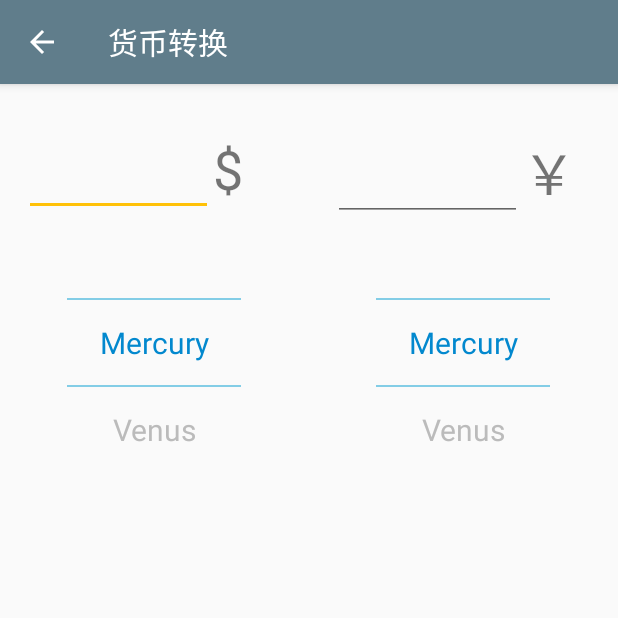
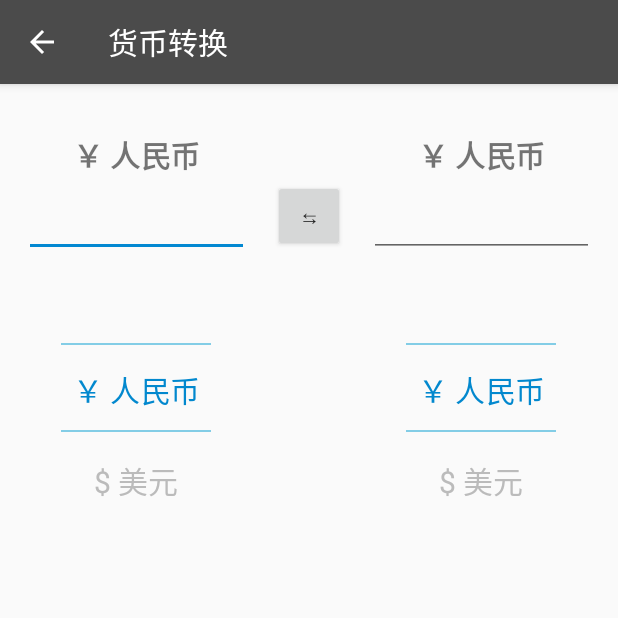
Before and after one commit to ONEorNOT/AndroidDemo, an Android app: the screen it shows after launch (Currency), after a tap on "货币转换", on a phone screen of 412 x 824 dp, the top half of it. Run offline under Robolectric (Android 15) with nearby library versions, the phone set to English and light mode, and no system bars.

Commit message:
增加Memory模块，并封装WheelView相关操作。 将activity_convert_panel作为转换布局页面，供多个Activity重用。

```diff
--- /dev/null
+++ b/sealiu/Convert/app/src/main/java/com/sealiu/convert/Common.java
@@ -0,0 +1,47 @@
+package com.sealiu.convert;
+
+import android.view.View;
+import android.widget.Button;
+import android.widget.TextView;
+
+import java.util.Arrays;
+
+
+public class Common {
+
+    public int findPosition(String[] array, String value) {
+        int i = 0;
+        while (i < array.length && !value.equals(array[i])) i++;
+        return i;
+    }
+
+    public void initWheelView(final String[] array, final TextView tv, WheelView wv) {
+        tv.setText(array[0]);
+        wv.setOffset(1);
+        wv.setItems(Arrays.asList(array));
+        wv.setOnWheelViewListener(new WheelView.OnWheelViewListener() {
+            @Override
+            public void onSelected(int selectedIndex, String item) {
+                tv.setText(item);
+            }
+        });
+    }
+
+    public void changePosition(Button btn, final TextView tvLeft, final TextView tvRight, final WheelView wvLeft, final WheelView wvRight, final String[] array) {
+        btn.setOnClickListener(new View.OnClickListener() {
+            @Override
+            public void onClick(View v) {
+
+                String leftType = (String) tvLeft.getText();
+                String rightType = (String) tvRight.getText();
+
+                tvLeft.setText(rightType);
+                tvRight.setText(leftType);
+
+                wvLeft.setSeletion(findPosition(array, rightType));
+                wvRight.setSeletion(findPosition(array, leftType));
+
+            }
+        });
+    }
+}
--- a/sealiu/Convert/app/src/main/java/com/sealiu/convert/Currency.java
+++ b/sealiu/Convert/app/src/main/java/com/sealiu/convert/Currency.java
@@ -1,41 +1,53 @@
 package com.sealiu.convert;
 
+import android.os.Bundle;
 import android.support.v7.app.AppCompatActivity;
-import android.os.Bundle;
-import android.util.Log;
-
-import java.util.Arrays;
+import android.widget.Button;
+import android.widget.TextView;
 
 public class Currency extends AppCompatActivity {
-    private static final String TAG = MainActivity.class.getSimpleName();
-    private static final String[] PLANETS = new String[]{"Mercury", "Venus", "Earth", "Mars", "Jupiter", "Uranus", "Neptune", "Pluto"};
+    private static final String[] TYPE = new String[]{
+            "￥ 人民币",
+            "$ 美元",
+            "\u00A5 日元",
+            "NT$ 台币",
+            "\u20A3 法郎",
+            "\u00A3 镑",
+            "\u20AC 欧元",
+            "\u20BD 卢布",
+            "\u20AB 越南盾",
+            "\u20A8 卢比",
+            "\u20A9 朝鲜圆"
+    };
+
+    Common common = new Common();
 
     @Override
     protected void onCreate(Bundle savedInstanceState) {
         super.onCreate(savedInstanceState);
-        setContentView(R.layout.activity_currency);
+        setContentView(R.layout.activity_convert_panel);
 
         getSupportActionBar().setDisplayHomeAsUpEnabled(true);
 
-        WheelView wvaOne = (WheelView) findViewById(R.id.main_wv_one);
-        WheelView wvaOther = (WheelView) findViewById(R.id.main_wv_other);
+        final WheelView wvLeft = (WheelView) findViewById(R.id.wv_left);
+        final WheelView wvRight = (WheelView) findViewById(R.id.wv_right);
 
-        wvaOne.setOffset(1);
-        wvaOne.setItems(Arrays.asList(PLANETS));
-        wvaOne.setOnWheelViewListener(new WheelView.OnWheelViewListener() {
-            @Override
-            public void onSelected(int selectedIndex, String item) {
-                Log.d(TAG, "selectedIndex: " + selectedIndex + ", item: " + item);
-            }
-        });
+        final TextView currentTypeTextView = (TextView) findViewById(R.id.current_type);
+        final TextView convertTypTextView = (TextView) findViewById(R.id.convert_type);
 
-        wvaOther.setOffset(1);
-        wvaOther.setItems(Arrays.asList(PLANETS));
-        wvaOther.setOnWheelViewListener(new WheelView.OnWheelViewListener() {
-            @Override
-            public void onSelected(int selectedIndex, String item) {
-                Log.d(TAG, "selectedIndex: " + selectedIndex + ", item: " + item);
-            }
-        });
+        Button changeBtn = (Button) findViewById(R.id.change_btn);
+
+        /**
+         * initiate WheelView and set OnWheelViewListener function. change the content of the
+         * TextView and WheelView when the WheelView scrolled;
+         */
+        common.initWheelView(TYPE, currentTypeTextView, wvLeft);
+        common.initWheelView(TYPE, convertTypTextView, wvRight);
+
+        /**
+         * when click the change button, swap the value of currentTypeTextView and convertTypTextView.
+         * And at the same time, swap the content of wvLeft and wvRight.
+         */
+        common.changePosition(changeBtn, currentTypeTextView, convertTypTextView, wvLeft, wvRight, TYPE);
     }
 }
--- a/sealiu/Convert/app/src/main/java/com/sealiu/convert/MainActivity.java
+++ b/sealiu/Convert/app/src/main/java/com/sealiu/convert/MainActivity.java
@@ -17,11 +17,21 @@ public class MainActivity extends AppCompatActivity {
         super.onCreate(savedInstanceState);
         setContentView(R.layout.activity_main);
 
-        TextView linearLayout_currency = (TextView) findViewById(R.id.currency_convert);
-        linearLayout_currency.setOnClickListener(new View.OnClickListener() {
+        TextView textViewCurrency = (TextView) findViewById(R.id.currency_convert);
+        TextView textViewMemory = (TextView) findViewById(R.id.memory_convert);
+
+        textViewCurrency.setOnClickListener(new View.OnClickListener() {
             @Override
             public void onClick(View v) {
                 Intent intent = new Intent(MainActivity.this, Currency.class);
+                startActivity(intent);
+            }
+        });
+
+        textViewMemory.setOnClickListener(new View.OnClickListener() {
+            @Override
+            public void onClick(View v) {
+                Intent intent = new Intent(MainActivity.this, Memory.class);
                 startActivity(intent);
             }
         });
--- /dev/null
+++ b/sealiu/Convert/app/src/main/res/layout/activity_convert_panel.xml
@@ -0,0 +1,91 @@
+<?xml version="1.0" encoding="utf-8"?>
+<ScrollView
+    xmlns:android="http://schemas.android.com/apk/res/android"
+    xmlns:tools="http://schemas.android.com/tools"
+    android:layout_width="match_parent"
+    android:layout_height="match_parent"
+    tools:context="com.sealiu.convert.Currency">
+    <LinearLayout
+        android:layout_width="match_parent"
+        android:layout_height="wrap_content"
+        android:paddingBottom="@dimen/activity_vertical_margin"
+        android:paddingLeft="@dimen/activity_horizontal_margin"
+        android:paddingRight="@dimen/activity_horizontal_margin"
+        android:paddingTop="@dimen/activity_vertical_margin"
+        android:orientation="horizontal"
+        android:baselineAligned="false">
+        <LinearLayout
+            android:layout_width="0dp"
+            android:layout_height="wrap_content"
+            android:layout_weight="1"
+            android:orientation="vertical"
+            android:layout_marginTop="16dp"
+            android:layout_marginRight="16dp">
+
+            <LinearLayout
+                android:layout_width="match_parent"
+                android:layout_height="wrap_content"
+                android:orientation="vertical">
+                <TextView
+                    android:id="@+id/current_type"
+                    android:layout_width="match_parent"
+                    android:layout_height="wrap_content"
+                    android:gravity="center"
+                    android:textStyle="bold"
+                    android:textSize="20sp"/>
+                <EditText
+                    android:layout_width="match_parent"
+                    android:layout_height="wrap_content"
+                    android:inputType="number"
+                    android:textStyle="bold"
+                    android:textSize="24sp" />
+            </LinearLayout>
+
+            <com.sealiu.convert.WheelView
+                android:id="@+id/wv_left"
+                android:layout_width="match_parent"
+                android:layout_height="wrap_content"
+                />
+
+        </LinearLayout>
+
+        <Button
+            android:id="@+id/change_btn"
+            android:layout_width="48dp"
+            android:layout_height="48dp"
+            android:layout_marginTop="48dp"
+            android:text="@string/change"/>
+
+        <LinearLayout
+            android:layout_width="0dp"
+            android:layout_height="wrap_content"
+            android:layout_weight="1"
+            android:orientation="vertical"
+            android:layout_marginTop="16dp"
+            android:layout_marginLeft="16dp">
+            <LinearLayout
+                android:layout_width="match_parent"
+                android:layout_height="wrap_content"
+                android:orientation="vertical">
+                <TextView
+                    android:id="@+id/convert_type"
+                    android:layout_width="match_parent"
+                    android:layout_height="wrap_content"
+                    android:gravity="center"
+                    android:textStyle="bold"
+                    android:textSize="20sp"/>
+                <EditText
+                    android:layout_width="match_parent"
+                    android:layout_height="wrap_content"
+                    android:inputType="number"
+                    android:textStyle="bold"
+                    android:textSize="24sp" />
+            </LinearLayout>
+
+            <com.sealiu.convert.WheelView
+                android:id="@+id/wv_right"
+                android:layout_width="match_parent"
+                android:layout_height="wrap_content" />
+        </LinearLayout>
+    </LinearLayout>
+</ScrollView>
--- a/sealiu/Convert/app/src/main/res/layout/activity_currency.xml
+++ /dev/null
@@ -1,77 +0,0 @@
-<?xml version="1.0" encoding="utf-8"?>
-<LinearLayout xmlns:android="http://schemas.android.com/apk/res/android"
-    xmlns:tools="http://schemas.android.com/tools"
-    android:layout_width="match_parent"
-    android:layout_height="match_parent"
-    android:paddingBottom="@dimen/activity_vertical_margin"
-    android:paddingLeft="@dimen/activity_horizontal_margin"
-    android:paddingRight="@dimen/activity_horizontal_margin"
-    android:paddingTop="@dimen/activity_vertical_margin"
-    android:orientation="horizontal"
-    tools:context="com.sealiu.convert.Currency"
-    android:baselineAligned="false">
-    <LinearLayout
-        android:layout_width="0dp"
-        android:layout_height="wrap_content"
-        android:layout_weight="1"
-        android:orientation="vertical"
-        android:layout_marginTop="16dp"
-        android:layout_marginRight="16dp">
-
-        <LinearLayout
-            android:layout_width="match_parent"
-            android:layout_height="wrap_content"
-            android:orientation="horizontal">
-            <EditText
-                android:layout_width="0dp"
-                android:layout_height="wrap_content"
-                android:layout_weight="1"
-                android:inputType="number"
-                android:cursorVisible="true"
-                android:textSize="24sp" />
-            <TextView
-                android:layout_width="48dp"
-                android:layout_height="48dp"
-                android:text="$"
-                android:textSize="36sp"/>
-        </LinearLayout>
-
-        <com.sealiu.convert.WheelView
-            android:id="@+id/main_wv_one"
-            android:layout_width="match_parent"
-            android:layout_height="wrap_content"
-            />
-
-    </LinearLayout>
-
-    <LinearLayout
-        android:layout_width="0dp"
-        android:layout_height="wrap_content"
-        android:layout_weight="1"
-        android:orientation="vertical"
-        android:layout_marginTop="16dp"
-        android:layout_marginLeft="16dp">
-        <LinearLayout
-            android:layout_width="match_parent"
-            android:layout_height="wrap_content"
-            android:orientation="horizontal">
-            <EditText
-                android:layout_width="0dp"
-                android:layout_height="wrap_content"
-                android:layout_weight="1"
-                android:inputType="number"
-                android:cursorVisible="true"
-                android:textSize="24sp" />
-            <TextView
-                android:layout_width="48dp"
-                android:layout_height="48dp"
-                android:text="￥"
-                android:textSize="36sp"/>
-        </LinearLayout>
-
-        <com.sealiu.convert.WheelView
-            android:id="@+id/main_wv_other"
-            android:layout_width="match_parent"
-            android:layout_height="wrap_content" />
-    </LinearLayout>
-</LinearLayout>
--- a/sealiu/Convert/app/src/main/res/values/colors.xml
+++ b/sealiu/Convert/app/src/main/res/values/colors.xml
@@ -1,8 +1,6 @@
 <?xml version="1.0" encoding="utf-8"?>
 <resources>
-    <color name="colorPrimary">#607D8B</color>
-    <color name="colorPrimaryDark">#546E7A</color>
-    <color name="colorAccent">#FFC107</color>
-
-    <color name="yellow">#FFEB3B</color>
+    <color name="colorPrimary">#4b4b4b</color>
+    <color name="colorPrimaryDark">#3e3e3e</color>
+    <color name="colorAccent">#0288D1</color>
 </resources>
--- a/sealiu/Convert/app/src/main/res/values/strings.xml
+++ b/sealiu/Convert/app/src/main/res/values/strings.xml
@@ -7,5 +7,5 @@
     <string name="memory_space_convert">存储空间转换</string>
     <string name="number_systems_convert">进制转换</string>
 
-    <string name="dollar">$</string>
+    <string name="change">\u21C6</string>
 </resources>
```
Also changed, not shown: sealiu/Convert/app/src/main/AndroidManifest.xml (+7 -4 lines), sealiu/Convert/app/src/main/java/com/sealiu/convert/Memory.java (added, +57 -0 lines), sealiu/Convert/app/src/main/res/layout-v21/activity_main.xml (+14 -7 lines), sealiu/Convert/app/src/main/res/layout/activity_main.xml (+18 -10 lines).
